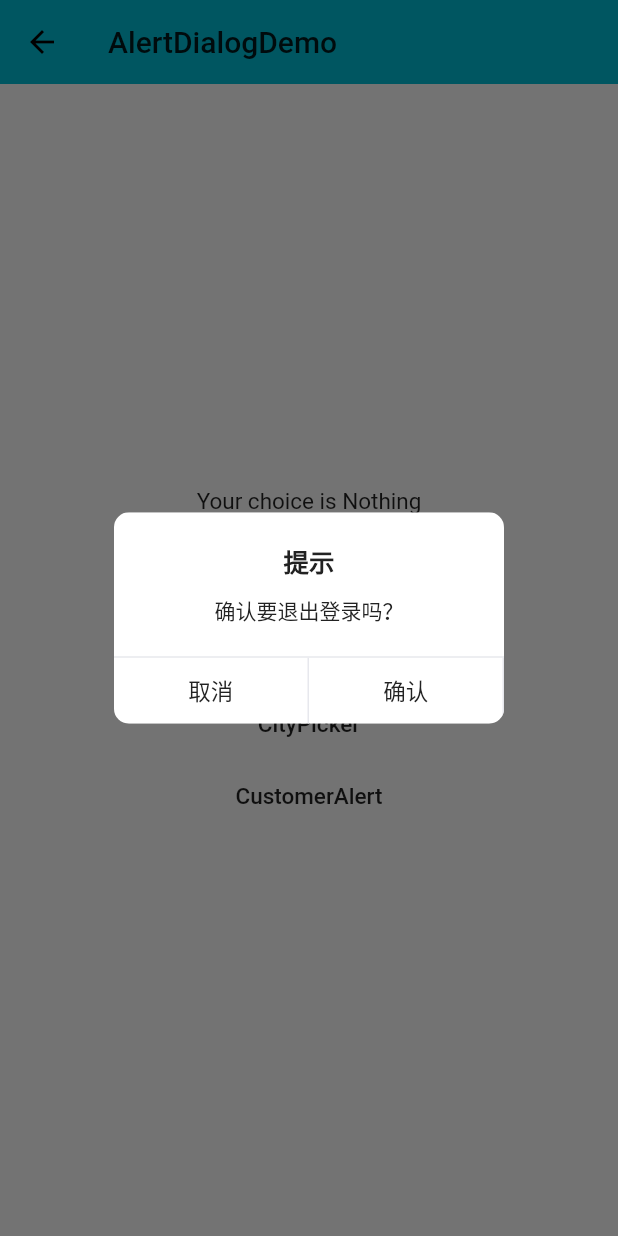
After one commit to zhangtibin/learn_flutter, a Flutter app: the AlertDialogDemo screen opened directly, after a tap on "CustomerAlert", on a phone screen of 412 x 824 dp. The commit adds this screen. Run offline on Flutter 3.47's test engine with Material 2 defaults, Android fonts, the phone set to English and light mode, and no system bars; our stand-ins replace rxdart.

Commit message:
Add dialog

```diff
--- a/lib/Demo/alert_dialog_demo.dart
+++ b/lib/Demo/alert_dialog_demo.dart
@@ -3,6 +3,11 @@ import 'dart:math';
 import 'package:flutter/material.dart';
 
 import 'dart:async';
+
+import 'custom_dialog/alert_dialog.dart';
+import 'custom_dialog/cupertino_dialog.dart';
+import 'custom_dialog/func_dialog.dart';
+import 'custom_dialog/sheet_dialog.dart';
 
 enum Action {
   OK,
@@ -57,6 +62,39 @@ class _AlertDialogDemoState extends State<AlertDialogDemo> {
     }
   }
 
+  void _actionSheetPop() {
+    DialogFunctionUtil.bottomSheetDialog(context, ShowSheetDialog(items: ['相册', '相机'],
+      title: '请选择图片来源',
+      onTap: (index) {
+        print('object$index');
+      },
+    ));
+  }
+
+  //城市选择器
+  void _cityPickerPop() {
+    DialogFunctionUtil.bottomSheetDialog(context, ShowCupertinoDialog(
+      items: ['北京', '上海', '天津', '深圳', '武汉', '广州', '杭州'],
+      onTap: (int index, String res) {
+        print('object$index + $res');
+      },
+    ));
+  }
+
+  void _customerAlertPop() {
+    DialogFunctionUtil.popCenterDialog(
+      context,
+      ShowAlertDialog(
+        items: ['取消', '确认'],
+        title: '提示',
+        content: '确认要退出登录吗？',
+        onTap: (index) {
+          print('object$index');
+        },
+      ),
+    );
+  }
+
   @override
   Widget build(BuildContext context) {
     return Scaffold(
@@ -82,6 +120,9 @@ class _AlertDialogDemoState extends State<AlertDialogDemo> {
                 ),
               ],
             ),
+            FlatButton(onPressed: _actionSheetPop, child: Text('ActionSheet')),
+            FlatButton(onPressed: _cityPickerPop, child: Text('CityPicker')),
+            FlatButton(onPressed: _customerAlertPop, child: Text('CustomerAlert')),
           ],
         ),
       ),
--- /dev/null
+++ b/lib/Demo/custom_dialog/alert_dialog.dart
@@ -0,0 +1,133 @@
+//
+//  alert_dialog
+//  learn_flutter
+//
+//  Created by zhangtibin on 2021/8/18.
+//  Copyright © 2020 PnR Data Service Co.,Ltd. All rights reserved.
+//
+
+import 'package:flutter/material.dart';
+import 'package:learn_flutter/Demo/custom_dialog/func_dialog.dart';
+
+import 'dialog_const.dart';
+
+class ShowAlertDialog extends StatefulWidget {
+
+  // 内容区域布局
+  TextAlign contentAlign;
+  // 标题
+  String title;
+  //内容
+  String content;
+  // 点击返回index 0 1
+  Function onTap;
+  //按钮
+  List<String> items;
+
+  ShowAlertDialog({
+    this.contentAlign = TextAlign.left,
+    this.onTap,
+    @required this.items,
+    this.content,
+    this.title,
+});
+
+  @override
+  _ShowAlertDialogState createState() => _ShowAlertDialogState();
+}
+
+class _ShowAlertDialogState extends State<ShowAlertDialog> {
+  @override
+  Widget build(BuildContext context) {
+    return Material(
+      color: ColorConst.Color_Clear,
+      child: Center(
+        // ClipRRect 创建圆角矩形 要不然发现下边button不是圆角
+        child: ClipRRect(
+          borderRadius: BorderRadius.circular(10.0),
+          child: Container(
+            color: ColorConst.Color_Font_White,
+            width: (260),
+            child: Column(
+              mainAxisSize: MainAxisSize.min,
+              children: <Widget>[
+                SizedBox(height: 20),
+                (widget.title == null || widget.title.length == 0) ? Container() : Container(
+                  child: Text(
+                    widget.title,
+                    style: TextStyle(
+                        color: ColorConst.Color_Font_Black,
+                        fontWeight: FontWeight.bold,
+                        fontSize: (17)),
+                  ),
+                ),
+                SizedBox(height: 10),
+                Container(
+                  margin: EdgeInsets.only(left: 15, right: 15),
+                  child: Text(
+                    widget.content,
+                    style: TextStyle(
+                      color: ColorConst.Color_Font_Black,
+                      fontSize: (14),
+                    ),
+                  ),
+                ),
+                SizedBox(height: 20),
+                Container(
+                  decoration: BoxDecoration(
+                    border: Border(
+                      bottom: BorderSide(
+                        color: ColorConst.Color_Split_Line,
+                        width: 1,
+                      ),
+                    ),
+                  ),
+                ),
+                _itemCreat(),
+              ],
+            ),
+          ),
+        ),
+      ),
+    );
+  }
+
+  Widget _itemCreat() {
+    return Container(
+      child: Row(
+        children: widget.items.map((res) {
+          int index = widget.items.indexOf(res);
+          return Expanded(
+            flex: 1,
+            child: GestureDetector(
+              onTap: () {
+                DialogFunctionUtil.pop(context);
+                if(widget.onTap != null){
+                  widget.onTap(index);
+                }
+              },
+              child: Container(
+                height: 44,
+                alignment: Alignment.center,
+                child: Text(
+                  res,
+                  style: TextStyle(
+                      color: ColorConst.Color_Font_Black,
+                      fontSize: (15)),
+                ),
+                decoration: BoxDecoration(
+                  border: Border(
+                    right: BorderSide(
+                      color: ColorConst.Color_Split_Line,
+                      width: 1,
+                    ),
+                  ),
+                ),
+              ),
+            ),
+          );
+        }).toList(),
+      ),
+    );
+  }
+}
--- /dev/null
+++ b/lib/Demo/custom_dialog/dialog_const.dart
@@ -0,0 +1,30 @@
+//
+//  dialog_const
+//  learn_flutter
+//
+//  Created by zhangtibin on 2021/8/18.
+//  Copyright © 2020 PnR Data Service Co.,Ltd. All rights reserved.
+//
+
+import 'dart:math';
+
+import 'package:flutter/material.dart';
+
+
+class ColorConst {
+  static const Color_Font_Black = Color(0xFF222222);
+  static const Color_Font_Gray = Color(0xFF999999);
+  static const Color_Font_LightGray = Color(0xFF666666);
+  static const Color_Font_White = Color(0xFFFFFFFF);
+  static const Color_Font_Purple = Color(0xFF4768F3);
+  static const Color_Split_Line = Color(0xFFE7E8ED);
+  static const Color_BG = Color(0xFFEDEDED);
+  static const Color_Font_Orange = Color(0xFFFF6600);
+  static const Color_Clear = Colors.transparent;
+  static const Color_Font_Red = Color(0xFFCD513E);
+
+//  随机颜色
+  static Color colorRandom() {
+    return Color.fromRGBO(Random.secure().nextInt(255), Random.secure().nextInt(255), Random.secure().nextInt(255), 1);
+  }
+}
--- /dev/null
+++ b/lib/Demo/custom_dialog/func_dialog.dart
@@ -0,0 +1,38 @@
+//
+//  func_dialog
+//  learn_flutter
+//
+//  Created by zhangtibin on 2021/8/18.
+//  Copyright © 2020 PnR Data Service Co.,Ltd. All rights reserved.
+//
+
+import 'package:flutter/material.dart';
+
+class DialogFunctionUtil {
+  static void popCenterDialog(BuildContext context, Widget widget) {
+    showDialog(
+        context: context,
+        barrierDismissible: true, //可以控制点击对话框以外的区域是否隐藏对话框
+        builder: (ctx) {
+          return widget;
+        });
+  }
+
+  static void bottomSheetDialog(BuildContext context, Widget widget) {
+    showModalBottomSheet(
+        context: context,
+        isScrollControlled: true,
+        builder: (ctx) {
+          return widget;
+        });
+  }
+
+  static void pop(BuildContext context) {
+    Navigator.pop(context);
+  }
+
+  static Future push(BuildContext context, Widget widget) {
+    return Navigator.push(
+        context, MaterialPageRoute(builder: (context) => widget));
+  }
+}
```
Also changed, not shown: lib/Demo/custom_dialog/cupertino_dialog.dart (added, +71 -0 lines), lib/Demo/custom_dialog/sheet_dialog.dart (added, +96 -0 lines).
